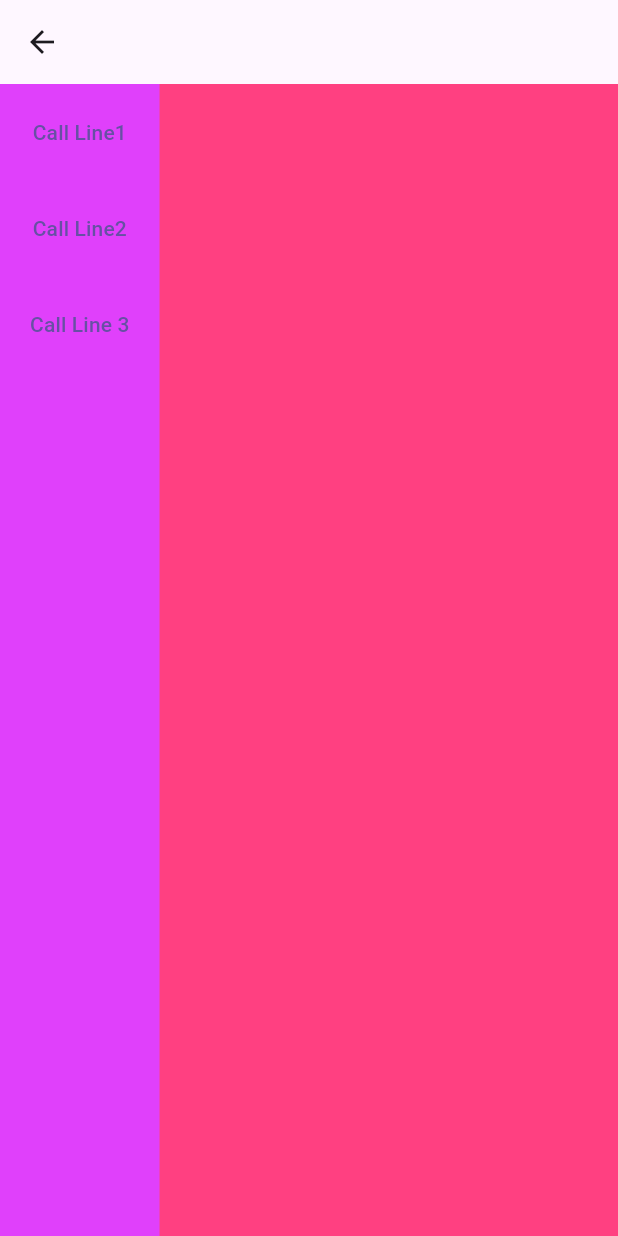
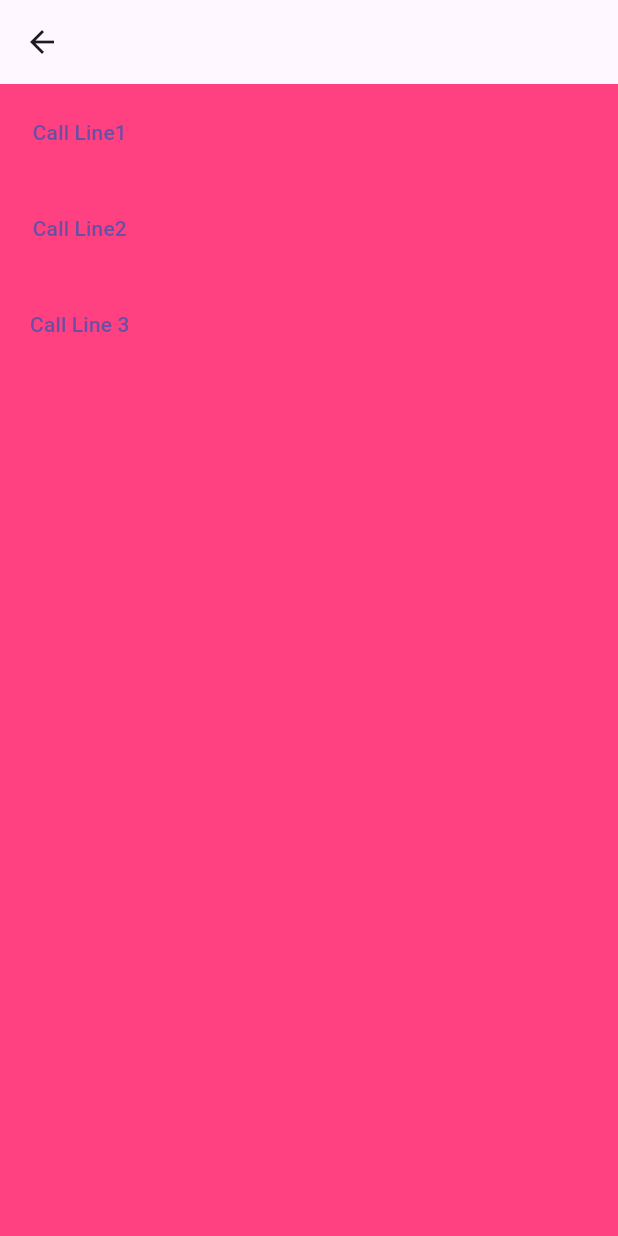
Before and after one commit to AkowanNathanael/fire, a Flutter app: the Hotlines screen opened directly, on a phone screen of 412 x 824 dp. Run offline on Flutter 3.47's test engine with Material 2 defaults, Android fonts, the phone set to English and light mode, and no system bars; our stand-ins replace animated_text_kit, fl_chart, flutter_riverpod, fluttertoast, image_picker, shared_preferences; accounts and stored records are empty.

Commit message:
color removed from hotlines file

```diff
--- a/lib/app3/hotlines.dart
+++ b/lib/app3/hotlines.dart
@@ -25,7 +25,7 @@ class _HotlinesState extends State<Hotlines> {
         backgroundColor: Colors.pinkAccent,
         appBar: AppBar(),
         body: Container(
-          color: Colors.purpleAccent,
+          // color: Colors.purpleAccent,
           child: Column(children: [
             Padding(
               padding: const EdgeInsets.all(8.0),
```
